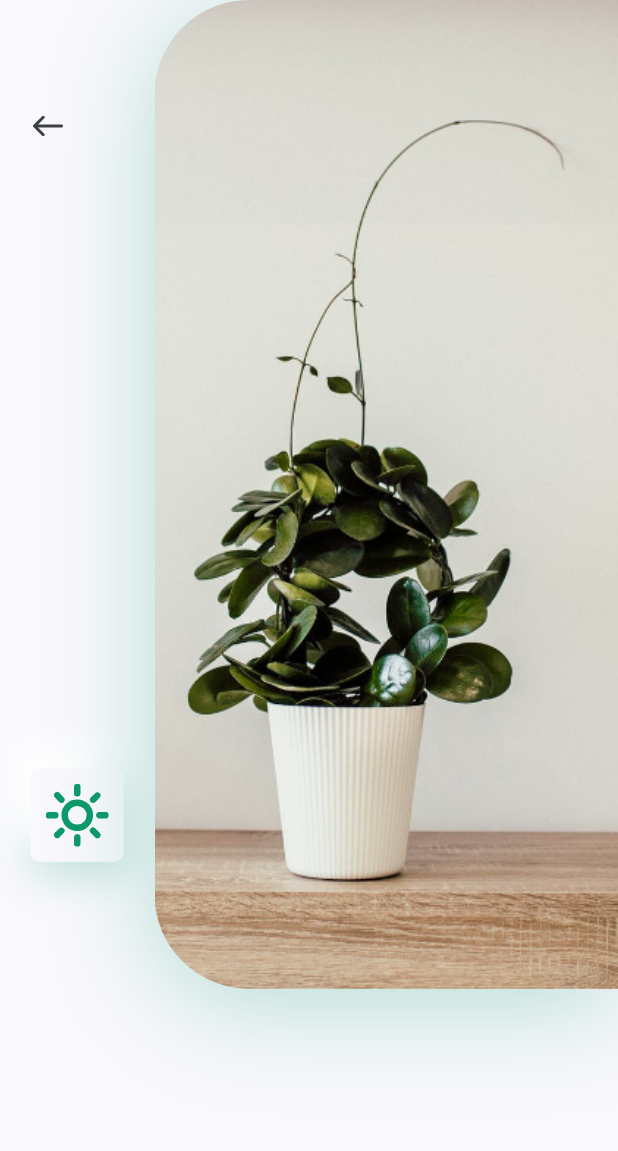
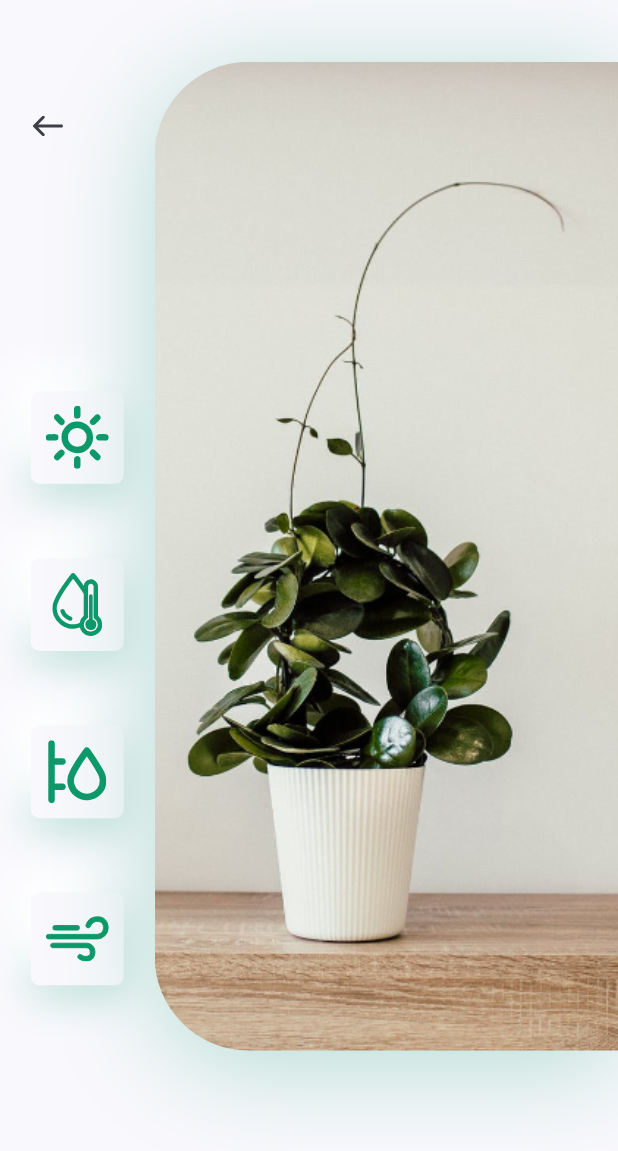
Before and after one commit to nargok/plant_app_ui_template, a Flutter app: the DetailsScreen screen opened directly, on a phone screen of 412 x 824 dp. Shown: the top 1151 px of the screen. Run offline on Flutter 3.47's test engine with Material 2 defaults, Android fonts, the phone set to English and light mode, and no system bars; our stand-ins replace flutter_svg.

Commit message:
image and icons

```diff
--- a/lib/screens/details/components/body.dart
+++ b/lib/screens/details/components/body.dart
@@ -1,100 +1,15 @@
 import 'package:flutter/material.dart';
-import 'package:flutter_svg/flutter_svg.dart';
-import 'package:plant_ui_template/constants.dart';
+import 'package:plant_ui_template/screens/details/components/image_and_icons.dart';
 
 class Body extends StatelessWidget {
   @override
   Widget build(BuildContext context) {
-    Size size = MediaQuery.of(context).size;
-    return Column(
-      children: [
-        SizedBox(
-          height: size.height * 0.8,
-          child: Row(
-            children: [
-              Expanded(
-                child: Padding(
-                  padding:
-                      const EdgeInsets.symmetric(vertical: kDefaultPadding * 3),
-                  child: Column(
-                    children: [
-                      Align(
-                        alignment: Alignment.topLeft,
-                        child: IconButton(
-                          icon: SvgPicture.asset('assets/icons/back_arrow.svg'),
-                          padding:
-                              EdgeInsets.symmetric(horizontal: kDefaultPadding),
-                          onPressed: () {
-                            Navigator.pop(context);
-                          },
-                        ),
-                      ),
-                      Spacer(),
-                      IconCard(
-                        icon: 'assets/icons/sun.svg',
-                      ),
-                    ],
-                  ),
-                ),
-              ),
-              Container(
-                height: size.height * 0.8,
-                width: size.width * 0.75,
-                decoration: BoxDecoration(
-                    borderRadius: BorderRadius.only(
-                      topLeft: Radius.circular(63),
-                      bottomLeft: Radius.circular(63),
-                    ),
-                    boxShadow: [
-                      BoxShadow(
-                          offset: Offset(0, 10),
-                          blurRadius: 60,
-                          color: kPrimaryColor.withOpacity(0.29))
-                    ],
-                    image: DecorationImage(
-                        alignment: Alignment.centerLeft,
-                        fit: BoxFit.cover,
-                        image: AssetImage('assets/images/img.png'))),
-              )
-            ],
-          ),
-        ),
-      ],
+    return SingleChildScrollView(
+      child: Column(
+        children: [
+          ImageAndIcons(),
+        ],
+      ),
     );
   }
 }
-
-class IconCard extends StatelessWidget {
-  const IconCard({
-    Key key,
-    this.icon,
-  }) : super(key: key);
-
-  final String icon;
-
-  @override
-  Widget build(BuildContext context) {
-    Size size = MediaQuery.of(context).size;
-
-    return Container(
-      margin: EdgeInsets.symmetric(vertical: size.height * 0.03),
-      padding: EdgeInsets.all(kDefaultPadding / 2),
-      height: 62,
-      width: 62,
-      decoration: BoxDecoration(
-        color: kBackgroundColor,
-        borderRadius: BorderRadius.circular(6),
-        boxShadow: [
-          BoxShadow(
-            offset: Offset(0, 10),
-            blurRadius: 22,
-            color: kPrimaryColor.withOpacity(0.22),
-          ),
-          BoxShadow(
-              offset: Offset(-15, -15), blurRadius: 20, color: Colors.white),
-        ],
-      ),
-      child: SvgPicture.asset(icon),
-    );
-  }
-}
--- /dev/null
+++ b/lib/screens/details/components/icon_card.dart
@@ -0,0 +1,38 @@
+import 'package:flutter/material.dart';
+import 'package:flutter_svg/flutter_svg.dart';
+import 'package:plant_ui_template/constants.dart';
+
+class IconCard extends StatelessWidget {
+  const IconCard({
+    Key key,
+    this.icon,
+  }) : super(key: key);
+
+  final String icon;
+
+  @override
+  Widget build(BuildContext context) {
+    Size size = MediaQuery.of(context).size;
+
+    return Container(
+      margin: EdgeInsets.symmetric(vertical: size.height * 0.03),
+      padding: EdgeInsets.all(kDefaultPadding / 2),
+      height: 62,
+      width: 62,
+      decoration: BoxDecoration(
+        color: kBackgroundColor,
+        borderRadius: BorderRadius.circular(6),
+        boxShadow: [
+          BoxShadow(
+            offset: Offset(0, 10),
+            blurRadius: 22,
+            color: kPrimaryColor.withOpacity(0.22),
+          ),
+          BoxShadow(
+              offset: Offset(-15, -15), blurRadius: 20, color: Colors.white),
+        ],
+      ),
+      child: SvgPicture.asset(icon),
+    );
+  }
+}
--- /dev/null
+++ b/lib/screens/details/components/image_and_icons.dart
@@ -0,0 +1,79 @@
+import 'package:flutter/material.dart';
+import 'package:flutter_svg/flutter_svg.dart';
+import 'package:plant_ui_template/constants.dart';
+import 'package:plant_ui_template/screens/details/components/icon_card.dart';
+
+class ImageAndIcons extends StatelessWidget {
+  const ImageAndIcons({
+    Key key,
+  }) : super(key: key);
+
+  @override
+  Widget build(BuildContext context) {
+    Size size = MediaQuery.of(context).size;
+    return Padding(
+      padding: const EdgeInsets.only(bottom: kDefaultPadding * 3),
+      child: SizedBox(
+        height: size.height * 0.9,
+        child: Row(
+          children: [
+            Expanded(
+              child: Padding(
+                padding: const EdgeInsets.symmetric(
+                    vertical: kDefaultPadding * 3),
+                child: Column(
+                  children: [
+                    Align(
+                      alignment: Alignment.topLeft,
+                      child: IconButton(
+                        icon: SvgPicture.asset(
+                            'assets/icons/back_arrow.svg'),
+                        padding: EdgeInsets.symmetric(
+                            horizontal: kDefaultPadding),
+                        onPressed: () {
+                          Navigator.pop(context);
+                        },
+                      ),
+                    ),
+                    Spacer(),
+                    IconCard(
+                      icon: 'assets/icons/sun.svg',
+                    ),
+                    IconCard(
+                      icon: 'assets/icons/icon_2.svg',
+                    ),
+                    IconCard(
+                      icon: 'assets/icons/icon_3.svg',
+                    ),
+                    IconCard(
+                      icon: 'assets/icons/icon_4.svg',
+                    ),
+                  ],
+                ),
+              ),
+            ),
+            Container(
+              height: size.height * 0.8,
+              width: size.width * 0.75,
+              decoration: BoxDecoration(
+                  borderRadius: BorderRadius.only(
+                    topLeft: Radius.circular(63),
+                    bottomLeft: Radius.circular(63),
+                  ),
+                  boxShadow: [
+                    BoxShadow(
+                        offset: Offset(0, 10),
+                        blurRadius: 60,
+                        color: kPrimaryColor.withOpacity(0.29))
+                  ],
+                  image: DecorationImage(
+                      alignment: Alignment.centerLeft,
+                      fit: BoxFit.cover,
+                      image: AssetImage('assets/images/img.png'))),
+            )
+          ],
+        ),
+      ),
+    );
+  }
+}
```
